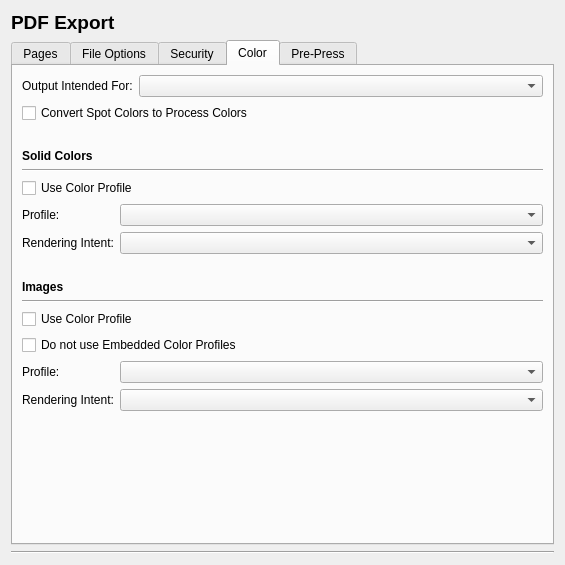
Above: scribus/ui/prefs_pdfexportbase.ui from scribusproject/scribus before the change. Below: the same form after it.
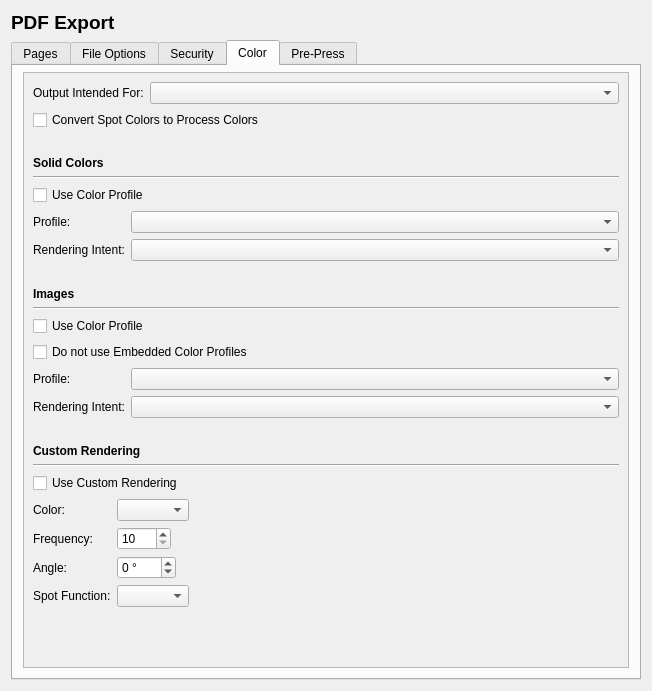
That is the form after the change. The open tabs and pages were chosen to show the change. Custom widgets are drawn as their Qt base class.

Commit message: More PDF export prefs updates

Patch:
```diff
--- a/scribus/ui/prefs_pdfexportbase.ui
+++ b/scribus/ui/prefs_pdfexportbase.ui
@@ -6,8 +6,8 @@
    <rect>
     <x>0</x>
     <y>0</y>
-    <width>565</width>
-    <height>565</height>
+    <width>652</width>
+    <height>691</height>
    </rect>
   </property>
   <property name="windowTitle">
@@ -646,6 +646,33 @@
        <string>Color</string>
       </attribute>
       <layout class="QVBoxLayout" name="verticalLayout_5">
+       <property name="leftMargin">
+        <number>10</number>
+       </property>
+       <property name="topMargin">
+        <number>6</number>
+       </property>
+       <property name="rightMargin">
+        <number>10</number>
+       </property>
+       <property name="bottomMargin">
+        <number>10</number>
+       </property>
+       <item>
+        <widget class="QScrollArea" name="scrollArea">
+         <property name="widgetResizable">
+          <bool>true</bool>
+         </property>
+         <widget class="QWidget" name="scrollAreaWidgetContents">
+          <property name="geometry">
+           <rect>
+            <x>0</x>
+            <y>0</y>
+            <width>583</width>
+            <height>641</height>
+           </rect>
+          </property>
+          <layout class="QVBoxLayout" name="verticalLayout_8">
        <item>
         <layout class="QFormLayout" name="formLayout_4">
          <property name="formAlignment">
@@ -700,7 +727,14 @@
         </widget>
        </item>
        <item>
-        <widget class="Line" name="line_10">
+            <widget class="Line" name="line">
+             <property name="font">
+              <font>
+               <pointsize>14</pointsize>
+               <weight>75</weight>
+               <bold>true</bold>
+              </font>
+             </property>
          <property name="orientation">
           <enum>Qt::Horizontal</enum>
          </property>
@@ -781,7 +815,7 @@
         </widget>
        </item>
        <item>
-        <widget class="QCheckBox" name="doNotUseEmbededImageProfileCheckBox">
+            <widget class="QCheckBox" name="doNotUseEmbeddedImageProfileCheckBox">
          <property name="text">
           <string>Do not use Embedded Color Profiles</string>
          </property>
@@ -811,6 +845,113 @@
          </item>
         </layout>
        </item>
+           <item>
+            <spacer name="verticalSpacer_13">
+             <property name="orientation">
+              <enum>Qt::Vertical</enum>
+             </property>
+             <property name="sizeType">
+              <enum>QSizePolicy::Minimum</enum>
+             </property>
+             <property name="sizeHint" stdset="0">
+              <size>
+               <width>20</width>
+               <height>20</height>
+              </size>
+             </property>
+            </spacer>
+           </item>
+           <item>
+            <widget class="QLabel" name="label_29">
+             <property name="font">
+              <font>
+               <weight>75</weight>
+               <bold>true</bold>
+              </font>
+             </property>
+             <property name="text">
+              <string>Custom Rendering</string>
+             </property>
+            </widget>
+           </item>
+           <item>
+            <widget class="Line" name="line_12">
+             <property name="orientation">
+              <enum>Qt::Horizontal</enum>
+             </property>
+            </widget>
+           </item>
+           <item>
+            <widget class="QCheckBox" name="useCustomRenderingCheckBox">
+             <property name="text">
+              <string>Use Custom Rendering</string>
+             </property>
+            </widget>
+           </item>
+           <item>
+            <layout class="QFormLayout" name="formLayout_9">
+             <property name="fieldGrowthPolicy">
+              <enum>QFormLayout::FieldsStayAtSizeHint</enum>
+             </property>
+             <item row="0" column="0">
+              <widget class="QLabel" name="label_30">
+               <property name="text">
+                <string>Color:</string>
+               </property>
+              </widget>
+             </item>
+             <item row="0" column="1">
+              <widget class="QComboBox" name="customRenderingColorComboBox"/>
+             </item>
+             <item row="1" column="0">
+              <widget class="QLabel" name="label_31">
+               <property name="text">
+                <string>Frequency:</string>
+               </property>
+              </widget>
+             </item>
+             <item row="1" column="1">
+              <widget class="QSpinBox" name="customRenderingFrequencySpinBox">
+               <property name="minimum">
+                <number>10</number>
+               </property>
+               <property name="maximum">
+                <number>1000</number>
+               </property>
+              </widget>
+             </item>
+             <item row="2" column="0">
+              <widget class="QLabel" name="label_32">
+               <property name="text">
+                <string>Angle:</string>
+               </property>
+              </widget>
+             </item>
+             <item row="2" column="1">
+              <widget class="QSpinBox" name="customRenderingAngleSpinBox">
+               <property name="suffix">
+                <string> °</string>
+               </property>
+               <property name="minimum">
+                <number>-180</number>
+               </property>
+               <property name="maximum">
+                <number>180</number>
+               </property>
+              </widget>
+             </item>
+             <item row="3" column="0">
+              <widget class="QLabel" name="label_33">
+               <property name="text">
+                <string>Spot Function:</string>
+               </property>
+              </widget>
+             </item>
+             <item row="3" column="1">
+              <widget class="QComboBox" name="customRenderingSpotFunctionComboBox"/>
+             </item>
+            </layout>
+           </item>
        <item>
         <spacer name="verticalSpacer_7">
          <property name="orientation">
@@ -826,7 +967,11 @@
        </item>
       </layout>
      </widget>
-     <widget class="QWidget" name="tab_4">
+        </widget>
+       </item>
+      </layout>
+     </widget>
+     <widget class="QWidget" name="tabPrePress">
       <attribute name="title">
        <string>Pre-Press</string>
       </attribute>
@@ -1048,20 +1193,6 @@
      </widget>
     </widget>
    </item>
-   <item>
-    <widget class="Line" name="line">
-     <property name="font">
-      <font>
-       <pointsize>14</pointsize>
-       <weight>75</weight>
-       <bold>true</bold>
-      </font>
-     </property>
-     <property name="orientation">
-      <enum>Qt::Horizontal</enum>
-     </property>
-    </widget>
-   </item>
   </layout>
  </widget>
  <customwidgets>
```
Left out of the diff: 10 changed lines with no effect on the pictures. Lines whose indentation alone changed are shown as unchanged. The commit also changes 2 other files.
